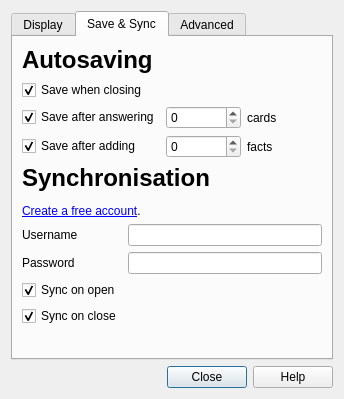
Qt form designer/preferences.ui (ludiosarchive/anki) before a commit.
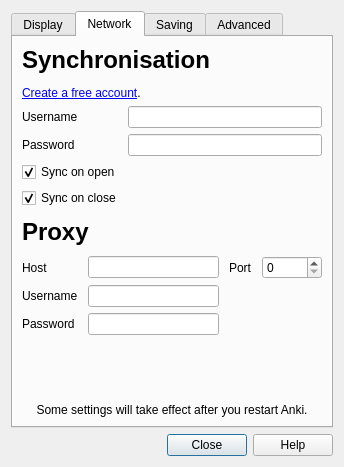
The same form after that commit. The open tabs and pages were chosen to show the change.

What changed in the file:
```diff
--- a/designer/preferences.ui
+++ b/designer/preferences.ui
@@ -1,12 +1,12 @@
 <ui version="4.0" >
  <class>Preferences</class>
- <widget class="QDialog" name="Preferences" >
-  <property name="geometry" >
+ <widget class="QDialog" name="Preferences">
+  <property name="geometry">
    <rect>
     <x>0</x>
     <y>0</y>
-    <width>320</width>
-    <height>399</height>
+    <width>332</width>
+    <height>467</height>
    </rect>
   </property>
   <property name="windowTitle" >
@@ -128,104 +128,44 @@
        </item>
       </layout>
      </widget>
-     <widget class="QWidget" name="tab_2" >
-      <attribute name="title" >
-       <string>Save &amp;&amp; Sync</string>
+     <widget class="QWidget" name="tab_2">
+      <attribute name="title">
+       <string>Network</string>
       </attribute>
-      <layout class="QVBoxLayout" >
-       <property name="spacing" >
-        <number>6</number>
-       </property>
-       <property name="margin" >
-        <number>9</number>
+      <layout class="QVBoxLayout" name="verticalLayout_4">
+       <property name="spacing">
+        <number>10</number>
        </property>
        <item>
-        <layout class="QHBoxLayout" >
-         <property name="spacing" >
-          <number>6</number>
+        <layout class="QHBoxLayout">
+         <property name="spacing">
+          <number>10</number>
          </property>
-         <property name="margin" >
+         <property name="margin">
           <number>0</number>
          </property>
          <item>
-          <layout class="QVBoxLayout" >
-           <property name="spacing" >
+          <layout class="QVBoxLayout">
+           <property name="spacing">
             <number>6</number>
            </property>
            <property name="margin" >
             <number>0</number>
            </property>
            <item>
-            <widget class="QLabel" name="label_4" >
-             <property name="text" >
-              <string>&lt;h1>Autosaving&lt;/h1></string>
-             </property>
-            </widget>
-           </item>
-           <item>
-            <widget class="QCheckBox" name="saveWhenClosing" >
-             <property name="text" >
-              <string>Save when closing</string>
-             </property>
-             <property name="checked" >
-              <bool>true</bool>
-             </property>
-            </widget>
-           </item>
-           <item>
-            <layout class="QGridLayout" >
-             <property name="margin" >
+            <layout class="QGridLayout">
+             <property name="margin">
               <number>0</number>
              </property>
              <property name="spacing" >
               <number>6</number>
              </property>
-             <item row="1" column="0" >
-              <widget class="QCheckBox" name="saveAfterEvery" >
-               <property name="text" >
-                <string>Save after answering</string>
-               </property>
-               <property name="checked" >
-                <bool>true</bool>
-               </property>
-              </widget>
-             </item>
-             <item row="1" column="1" >
-              <widget class="QSpinBox" name="saveAfterEveryNum" />
-             </item>
-             <item row="1" column="2" >
-              <widget class="QLabel" name="label_5" >
-               <property name="text" >
-                <string>cards</string>
-               </property>
-              </widget>
-             </item>
-             <item row="2" column="0" >
-              <widget class="QCheckBox" name="saveAfterAdding" >
-               <property name="text" >
-                <string>Save after adding</string>
-               </property>
-               <property name="checked" >
-                <bool>true</bool>
-               </property>
-              </widget>
-             </item>
-             <item row="2" column="1" >
-              <widget class="QSpinBox" name="saveAfterAddingNum" />
-             </item>
-             <item row="2" column="2" >
-              <widget class="QLabel" name="label_7" >
-               <property name="text" >
-                <string>facts</string>
-               </property>
-              </widget>
-             </item>
             </layout>
            </item>
            <item>
-            <widget class="QLabel" name="label_16" >
-             <property name="text" >
-              <string>&lt;h1>Synchronisation&lt;/h1>&lt;a href="http://anki.ichi2.net/">Create a free account&lt;/a>.</string>
+            <widget class="QLabel" name="label_16">
+             <property name="text">
+              <string>&lt;h1&gt;Synchronisation&lt;/h1&gt;&lt;a href=&quot;http://anki.ichi2.net/&quot;&gt;Create a free account&lt;/a&gt;.</string>
              </property>
              <property name="wordWrap" >
               <bool>true</bool>
@@ -236,33 +176,33 @@
             </widget>
            </item>
            <item>
-            <layout class="QGridLayout" >
-             <property name="margin" >
+            <layout class="QGridLayout">
+             <property name="margin">
               <number>0</number>
              </property>
-             <property name="spacing" >
+             <property name="spacing">
               <number>6</number>
              </property>
-             <item row="1" column="0" >
-              <widget class="QLabel" name="label_18" >
-               <property name="text" >
+             <item row="1" column="0">
+              <widget class="QLabel" name="label_18">
+               <property name="text">
                 <string>Password</string>
                </property>
               </widget>
              </item>
-             <item row="0" column="0" >
-              <widget class="QLabel" name="label_17" >
-               <property name="text" >
+             <item row="0" column="0">
+              <widget class="QLabel" name="label_17">
+               <property name="text">
                 <string>Username</string>
                </property>
               </widget>
              </item>
-             <item row="0" column="1" >
-              <widget class="QLineEdit" name="syncUser" />
+             <item row="0" column="1">
+              <widget class="QLineEdit" name="syncUser"/>
              </item>
-             <item row="3" column="0" >
-              <widget class="QCheckBox" name="syncOnClose" >
-               <property name="text" >
+             <item row="3" column="0">
+              <widget class="QCheckBox" name="syncOnClose">
+               <property name="text">
                 <string>Sync on close</string>
                </property>
                <property name="checked" >
@@ -270,16 +210,16 @@
                </property>
               </widget>
              </item>
-             <item row="1" column="1" >
-              <widget class="QLineEdit" name="syncPass" >
-               <property name="echoMode" >
+             <item row="1" column="1">
+              <widget class="QLineEdit" name="syncPass">
+               <property name="echoMode">
                 <enum>QLineEdit::Password</enum>
                </property>
               </widget>
              </item>
-             <item row="2" column="0" >
-              <widget class="QCheckBox" name="syncOnOpen" >
-               <property name="text" >
+             <item row="2" column="0">
+              <widget class="QCheckBox" name="syncOnOpen">
+               <property name="text">
                 <string>Sync on open</string>
                </property>
                <property name="checked" >
@@ -294,8 +234,73 @@
         </layout>
        </item>
        <item>
-        <spacer name="verticalSpacer_2" >
-         <property name="orientation" >
+        <widget class="QLabel" name="label_13">
+         <property name="text">
+          <string>&lt;h1&gt;Proxy&lt;/h1&gt;</string>
+         </property>
+        </widget>
+       </item>
+       <item>
+        <layout class="QGridLayout" name="gridLayout_3">
+         <property name="verticalSpacing">
+          <number>6</number>
+         </property>
+         <item row="0" column="0">
+          <widget class="QLabel" name="label_14">
+           <property name="text">
+            <string>Host</string>
+           </property>
+          </widget>
+         </item>
+         <item row="0" column="1">
+          <widget class="QLineEdit" name="proxyHost"/>
+         </item>
+         <item row="2" column="0">
+          <widget class="QLabel" name="label_19">
+           <property name="text">
+            <string>Username</string>
+           </property>
+          </widget>
+         </item>
+         <item row="2" column="1">
+          <widget class="QLineEdit" name="proxyUser"/>
+         </item>
+         <item row="3" column="0">
+          <widget class="QLabel" name="label_20">
+           <property name="text">
+            <string>Password</string>
+           </property>
+          </widget>
+         </item>
+         <item row="3" column="1">
+          <widget class="QLineEdit" name="proxyPass">
+           <property name="echoMode">
+            <enum>QLineEdit::Password</enum>
+           </property>
+          </widget>
+         </item>
+         <item row="0" column="2">
+          <widget class="QLabel" name="label_15">
+           <property name="text">
+            <string>Port</string>
+           </property>
+          </widget>
+         </item>
+         <item row="0" column="3">
+          <widget class="QSpinBox" name="proxyPort">
+           <property name="minimumSize">
+            <size>
+             <width>60</width>
+             <height>0</height>
+            </size>
+           </property>
+          </widget>
+         </item>
+        </layout>
+       </item>
+       <item>
+        <spacer name="verticalSpacer_2">
+         <property name="orientation">
           <enum>Qt::Vertical</enum>
          </property>
          <property name="sizeHint" stdset="0" >
@@ -306,10 +311,195 @@
          </property>
         </spacer>
        </item>
+       <item>
+        <widget class="QLabel" name="label_12">
+         <property name="text">
+          <string>Some settings will take effect after you restart Anki.</string>
+         </property>
+         <property name="alignment">
+          <set>Qt::AlignCenter</set>
+         </property>
+        </widget>
+       </item>
       </layout>
      </widget>
-     <widget class="QWidget" name="tab_3" >
-      <attribute name="title" >
+     <widget class="QWidget" name="tab">
+      <attribute name="title">
+       <string>Saving</string>
+      </attribute>
+      <layout class="QVBoxLayout" name="verticalLayout_3">
+       <property name="spacing">
+        <number>10</number>
+       </property>
+       <item>
+        <widget class="QLabel" name="label_4">
+         <property name="text">
+          <string>&lt;h1&gt;Autosaving&lt;/h1&gt;</string>
+         </property>
+        </widget>
+       </item>
+       <item>
+        <layout class="QGridLayout" name="gridLayout">
+         <property name="spacing">
+          <number>6</number>
+         </property>
+         <item row="0" column="0">
+          <widget class="QCheckBox" name="saveAfterEvery">
+           <property name="text">
+            <string>Save after answering</string>
+           </property>
+           <property name="checked">
+            <bool>true</bool>
+           </property>
+          </widget>
+         </item>
+         <item row="0" column="1">
+          <widget class="QSpinBox" name="saveAfterEveryNum">
+           <property name="maximumSize">
+            <size>
+             <width>60</width>
+             <height>16777215</height>
+            </size>
+           </property>
+          </widget>
+         </item>
+         <item row="1" column="0">
+          <widget class="QCheckBox" name="saveAfterAdding">
+           <property name="text">
+            <string>Save after adding</string>
+           </property>
+           <property name="checked">
+            <bool>true</bool>
+           </property>
+          </widget>
+         </item>
+         <item row="1" column="1">
+          <widget class="QSpinBox" name="saveAfterAddingNum">
+           <property name="maximumSize">
+            <size>
+             <width>60</width>
+             <height>16777215</height>
+            </size>
+           </property>
+          </widget>
+         </item>
+         <item row="2" column="0" colspan="2">
+          <widget class="QCheckBox" name="saveWhenClosing">
+           <property name="text">
+            <string>Save when closing</string>
+           </property>
+           <property name="checked">
+            <bool>true</bool>
+           </property>
+          </widget>
+         </item>
+         <item row="0" column="2">
+          <widget class="QLabel" name="label_5">
+           <property name="text">
+            <string>cards</string>
+           </property>
+          </widget>
+         </item>
+         <item row="1" column="2">
+          <widget class="QLabel" name="label_7">
+           <property name="text">
+            <string>facts</string>
+           </property>
+          </widget>
+         </item>
+        </layout>
+       </item>
+       <item>
+        <widget class="QLabel" name="label_9">
+         <property name="text">
+          <string>&lt;h1&gt;Backups&lt;/h1&gt;Decks are backed up when they are opened, and only if they have been modified since the last backup.</string>
+         </property>
+         <property name="wordWrap">
+          <bool>true</bool>
+         </property>
+        </widget>
+       </item>
+       <item>
+        <layout class="QGridLayout" name="gridLayout_2">
+         <item row="0" column="0">
+          <widget class="QLabel" name="label_10">
+           <property name="text">
+            <string>Keep</string>
+           </property>
+          </widget>
+         </item>
+         <item row="0" column="1">
+          <widget class="QSpinBox" name="numBackups">
+           <property name="minimumSize">
+            <size>
+             <width>60</width>
+             <height>0</height>
+            </size>
+           </property>
+           <property name="maximumSize">
+            <size>
+             <width>60</width>
+             <height>16777215</height>
+            </size>
+           </property>
+          </widget>
+         </item>
+         <item row="0" column="2">
+          <widget class="QLabel" name="label_11">
+           <property name="text">
+            <string>backups of each deck</string>
+           </property>
+          </widget>
+         </item>
+         <item row="0" column="3">
+          <spacer name="horizontalSpacer">
+           <property name="orientation">
+            <enum>Qt::Horizontal</enum>
+           </property>
+           <property name="sizeHint" stdset="0">
+            <size>
+             <width>40</width>
+             <height>20</height>
+            </size>
+           </property>
+          </spacer>
+         </item>
+        </layout>
+       </item>
+       <item>
+        <widget class="QLabel" name="openBackupFolder">
+         <property name="text">
+          <string>&lt;a href=&quot;backups&quot;&gt;Open backup folder&lt;/a&gt;</string>
+         </property>
+        </widget>
+       </item>
+       <item>
+        <spacer name="verticalSpacer_4">
+         <property name="orientation">
+          <enum>Qt::Vertical</enum>
+         </property>
+         <property name="sizeHint" stdset="0">
+          <size>
+           <width>20</width>
+           <height>59</height>
+          </size>
+         </property>
+        </spacer>
+       </item>
+       <item>
+        <widget class="QLabel" name="label_21">
+         <property name="text">
+          <string>Some settings will take effect after you restart Anki.</string>
+         </property>
+         <property name="alignment">
+          <set>Qt::AlignCenter</set>
+         </property>
+        </widget>
+       </item>
+      </layout>
+     </widget>
+     <widget class="QWidget" name="tab_3">
+      <attribute name="title">
        <string>Advanced</string>
       </attribute>
       <layout class="QVBoxLayout" >
```
Left out of the diff: 284 changed lines with no effect on the pictures.
